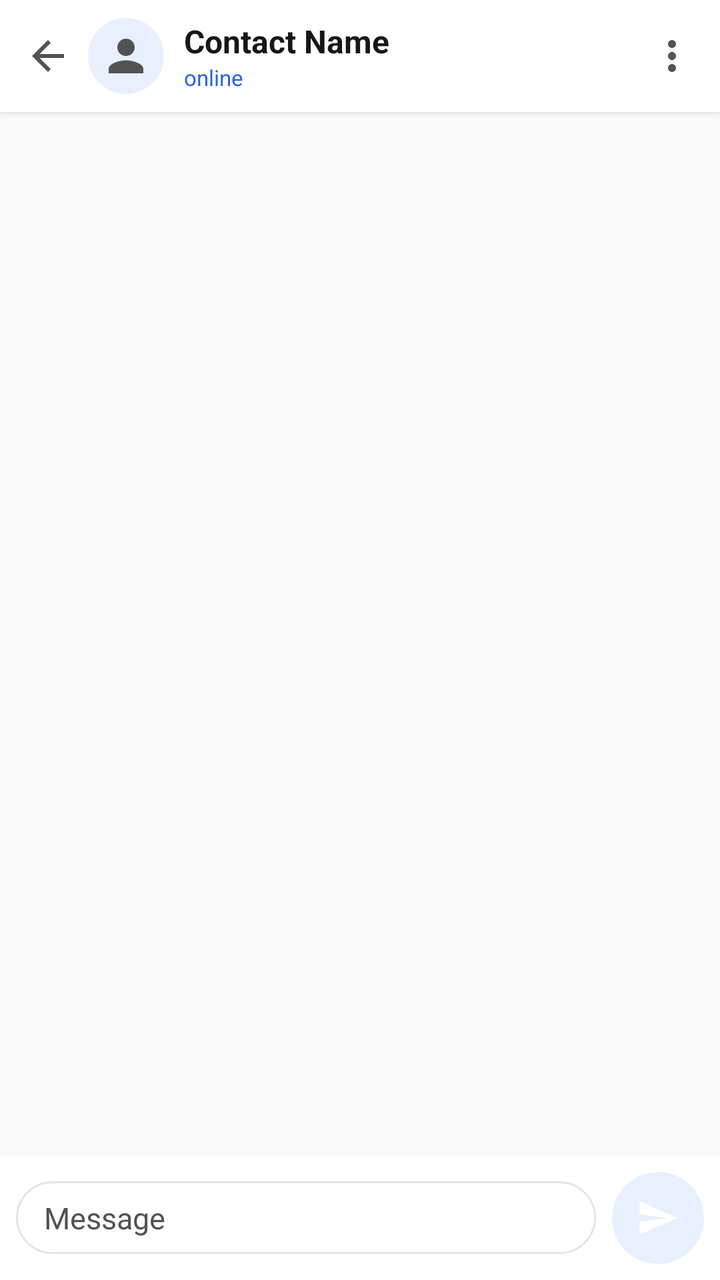
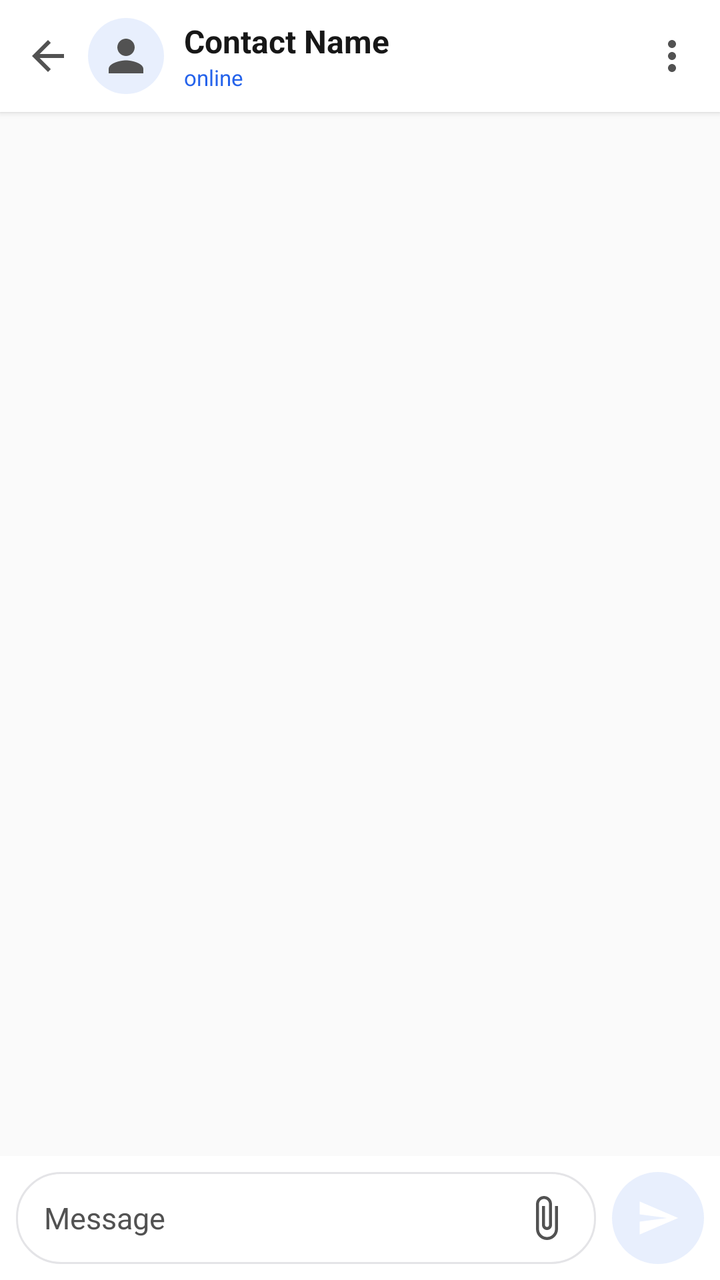

The first picture is an Android layout as it rendered before a commit; the second is the same layout after the commit. The layout source and the unified diff follow.
<!-- AndroidManifest.xml: activity theme Theme.Zez -->
<!-- res/layout/activity_chat.xml -->
<?xml version="1.0" encoding="utf-8"?>
<LinearLayout
    xmlns:android="http://schemas.android.com/apk/res/android"
    xmlns:app="http://schemas.android.com/apk/res-auto"
    android:layout_width="match_parent"
    android:layout_height="match_parent"
    android:orientation="vertical"
    android:background="@color/theme_background">

    
    <LinearLayout
        android:layout_width="match_parent"
        android:layout_height="56dp"
        android:orientation="horizontal"
        android:gravity="center_vertical"
        android:paddingHorizontal="4dp"
        android:background="@color/theme_surface"
        android:elevation="2dp">

        <ImageButton
            android:id="@+id/btn_chat_back"
            android:layout_width="40dp"
            android:layout_height="40dp"
            android:background="?attr/selectableItemBackgroundBorderless"
            android:src="@drawable/ic_arrow_back"
            app:tint="@color/theme_icon_tint"
            android:contentDescription="Back" />

        <FrameLayout
            android:layout_width="38dp"
            android:layout_height="38dp"
            android:layout_marginEnd="10dp">

            <ImageView
                android:id="@+id/iv_chat_header_avatar"
                android:layout_width="match_parent"
                android:layout_height="match_parent"
                android:scaleType="centerCrop"
                android:src="@drawable/ic_person"
                app:tint="@color/theme_text_secondary"
                android:background="@drawable/bg_circle_glass"
                android:padding="6dp" />

            <TextView
                android:id="@+id/tv_chat_header_initials"
                android:layout_width="match_parent"
                android:layout_height="match_parent"
                android:gravity="center"
                android:textColor="@android:color/white"
                android:textSize="14sp"
                android:textStyle="bold"
                android:visibility="gone" />
        </FrameLayout>

        <LinearLayout
            android:layout_width="0dp"
            android:layout_height="wrap_content"
            android:layout_weight="1"
            android:orientation="vertical">

            <TextView
                android:id="@+id/tv_chat_header_name"
                android:layout_width="wrap_content"
                android:layout_height="wrap_content"
                android:text="Contact Name"
                android:textSize="16sp"
                android:textStyle="bold"
                android:maxLines="1"
                android:ellipsize="end"
                android:textColor="@color/theme_text_primary" />

            <TextView
                android:id="@+id/tv_chat_header_status"
                android:layout_width="wrap_content"
                android:layout_height="wrap_content"
                android:text="online"
                android:textSize="11sp"
                android:maxLines="1"
                android:ellipsize="end"
                android:textColor="@color/primary" />
        </LinearLayout>

        <ImageButton
            android:id="@+id/btn_chat_more"
            android:layout_width="40dp"
            android:layout_height="40dp"
            android:background="?attr/selectableItemBackgroundBorderless"
            android:src="@drawable/ic_more_vert"
            app:tint="@color/theme_icon_tint"
            android:contentDescription="Options" />
    </LinearLayout>

    
    <androidx.recyclerview.widget.RecyclerView
        android:id="@+id/recycler_chat_messages"
        android:layout_width="match_parent"
        android:layout_height="0dp"
        android:layout_weight="1"
        android:clipToPadding="false"
        android:paddingVertical="8dp" />

    
    <LinearLayout
        android:layout_width="match_parent"
        android:layout_height="wrap_content"
        android:orientation="horizontal"
        android:gravity="center_vertical"
        android:padding="8dp"
        android:background="@color/theme_surface">

        <LinearLayout
            android:layout_width="0dp"
            android:layout_height="wrap_content"
            android:layout_weight="1"
            android:orientation="horizontal"
            android:gravity="center_vertical"
            android:background="@drawable/bg_search_input"
            android:paddingHorizontal="14dp"
            android:paddingVertical="8dp"
            android:layout_marginEnd="8dp">

            <EditText
                android:id="@+id/et_chat_message_input"
                android:layout_width="match_parent"
                android:layout_height="wrap_content"
                android:background="@null"
                android:hint="Message"
                android:textColorHint="@color/theme_text_secondary"
                android:textColor="@color/theme_text_primary"
                android:textSize="15sp"
                android:maxLines="5"
                android:inputType="textMultiLine|textCapSentences" />
        </LinearLayout>

        
        <FrameLayout
            android:id="@+id/btn_chat_send_container"
            android:layout_width="46dp"
            android:layout_height="46dp"
            android:background="@drawable/bg_circle_glass"
            android:backgroundTint="@color/primary">

            <ImageView
                android:id="@+id/btn_chat_send"
                android:layout_width="22dp"
                android:layout_height="22dp"
                android:layout_gravity="center"
                android:src="@drawable/ic_send"
                app:tint="@android:color/white"
                android:contentDescription="Send" />

            <ProgressBar
                android:id="@+id/pb_chat_sending"
                android:layout_width="22dp"
                android:layout_height="22dp"
                android:layout_gravity="center"
                android:visibility="gone" />
        </FrameLayout>

    </LinearLayout>

</LinearLayout>
<!-- resources referenced by this layout -->
<resources>
  <color name="primary">#2563EB</color>
  <color name="theme_background">#FAFAFA</color>
  <color name="theme_icon_tint">#525252</color>
  <color name="theme_surface">#FFFFFF</color>
  <color name="theme_text_primary">#171717</color>
  <color name="theme_text_secondary">#525252</color>
  <!-- drawable bg_circle_glass (drawable) -->
  <?xml version="1.0" encoding="utf-8"?>
  <shape xmlns:android="http://schemas.android.com/apk/res/android"
      android:shape="oval">
      <solid android:color="#1A2563EB" />
  </shape>
  <!-- drawable bg_search_input (drawable) -->
  <?xml version="1.0" encoding="utf-8"?>
  <shape xmlns:android="http://schemas.android.com/apk/res/android"
      android:shape="rectangle">
      <corners android:radius="22dp" />
      <solid android:color="@color/theme_surface" />
      <stroke
          android:width="1dp"
          android:color="@color/theme_card_border" />
  </shape>
  <!-- drawable ic_arrow_back (drawable) -->
  <vector xmlns:android="http://schemas.android.com/apk/res/android"
      android:width="24dp"
      android:height="24dp"
      android:viewportWidth="24"
      android:viewportHeight="24">
      <path
          android:fillColor="@color/theme_icon_tint"
          android:pathData="M20,11H7.83l5.59,-5.59L12,4l-8,8 8,8 1.41,-1.41L7.83,13H20v-2z"/>
  </vector>
  <!-- drawable ic_more_vert (drawable) -->
  <vector xmlns:android="http://schemas.android.com/apk/res/android"
      android:width="24dp"
      android:height="24dp"
      android:viewportWidth="24"
      android:viewportHeight="24">
      <path
          android:fillColor="@color/theme_text_secondary"
          android:pathData="M12,8c1.1,0 2,-0.9 2,-2s-0.9,-2 -2,-2 -2,0.9 -2,2 0.9,2 2,2zM12,10c-1.1,0 -2,0.9 -2,2s0.9,2 2,2 2,-0.9 2,-2 -0.9,-2 -2,-2zM12,16c-1.1,0 -2,0.9 -2,2s0.9,2 2,2 2,-0.9 2,-2 -0.9,-2 -2,-2z"/>
  </vector>
  <!-- drawable ic_person (drawable) -->
  <vector xmlns:android="http://schemas.android.com/apk/res/android"
      android:width="24dp"
      android:height="24dp"
      android:viewportWidth="24"
      android:viewportHeight="24">
    <path
        android:fillColor="@android:color/white"
        android:pathData="M12,12c2.21,0 4,-1.79 4,-4s-1.79,-4 -4,-4 -4,1.79 -4,4 1.79,4 4,4zM12,14c-2.67,0 -8,1.34 -8,4v2h16v-2c0,-2.66 -5.33,-4 -8,-4z"/>
  </vector>
  <!-- drawable ic_send (drawable) -->
  <vector xmlns:android="http://schemas.android.com/apk/res/android"
      android:width="24dp"
      android:height="24dp"
      android:viewportWidth="24"
      android:viewportHeight="24">
    <path
        android:fillColor="@android:color/white"
        android:pathData="M2.01,21L23,12 2.01,3 2,10l15,2 -15,2z"/>
  </vector>
  <style name="Theme.Zez" parent="Theme.MaterialComponents.DayNight.NoActionBar">
          <item name="colorPrimary">@color/primary</item>
          <item name="colorPrimaryDark">@color/primary_dark</item>
          <item name="colorAccent">@color/accent</item>
          <item name="android:windowBackground">@color/theme_background</item>
          <item name="colorSurface">@color/theme_surface</item>
      </style>
  <color name="theme_card_border">#E4E4E7</color>
  <color name="primary_dark">#1D4ED8</color>
  <color name="accent">#3B82F6</color>
</resources>

<!-- the commit's change to res/layout/activity_chat.xml (unified diff, before → after) -->
@@ -115,14 +115,16 @@
             android:orientation="horizontal"
             android:gravity="center_vertical"
             android:background="@drawable/bg_search_input"
-            android:paddingHorizontal="14dp"
-            android:paddingVertical="8dp"
+            android:paddingStart="14dp"
+            android:paddingEnd="6dp"
+            android:paddingVertical="4dp"
             android:layout_marginEnd="8dp">
 
             <EditText
                 android:id="@+id/et_chat_message_input"
-                android:layout_width="match_parent"
+                android:layout_width="0dp"
                 android:layout_height="wrap_content"
+                android:layout_weight="1"
                 android:background="@null"
                 android:hint="Message"
                 android:textColorHint="@color/theme_text_secondary"
@@ -130,6 +132,15 @@
                 android:textSize="15sp"
                 android:maxLines="5"
                 android:inputType="textMultiLine|textCapSentences" />
+
+            <ImageButton
+                android:id="@+id/btn_chat_attach"
+                android:layout_width="38dp"
+                android:layout_height="38dp"
+                android:background="?attr/selectableItemBackgroundBorderless"
+                android:src="@drawable/ic_attach_file"
+                app:tint="@color/theme_icon_tint"
+                android:contentDescription="Attach file" />
         </LinearLayout>
 
         
<!-- resource entries referenced after the edit -->
@@ -31,6 +31,16 @@
       <path
           android:fillColor="@color/theme_icon_tint"
           android:pathData="M20,11H7.83l5.59,-5.59L12,4l-8,8 8,8 1.41,-1.41L7.83,13H20v-2z"/>
+  </vector>
+  <!-- drawable ic_attach_file (drawable) -->
+  <vector xmlns:android="http://schemas.android.com/apk/res/android"
+      android:width="24dp"
+      android:height="24dp"
+      android:viewportWidth="24"
+      android:viewportHeight="24">
+    <path
+        android:fillColor="@android:color/white"
+        android:pathData="M16.5,6v11.5c0,2.21 -1.79,4 -4,4s-4,-1.79 -4,-4V5c0,-1.38 1.12,-2.5 2.5,-2.5s2.5,1.12 2.5,2.5v10.5c0,0.55 -0.45,1 -1,1s-1,-0.45 -1,-1V6H10v9.5c0,1.38 1.12,2.5 2.5,2.5s2.5,-1.12 2.5,-2.5V5c0,-2.21 -1.79,-4 -4,-4S7,2.79 7,5v12.5c0,3.04 2.46,5.5 5.5,5.5s5.5,-2.46 5.5,-5.5V6h-1.5z"/>
   </vector>
   <!-- drawable ic_more_vert (drawable) -->
   <vector xmlns:android="http://schemas.android.com/apk/res/android"
